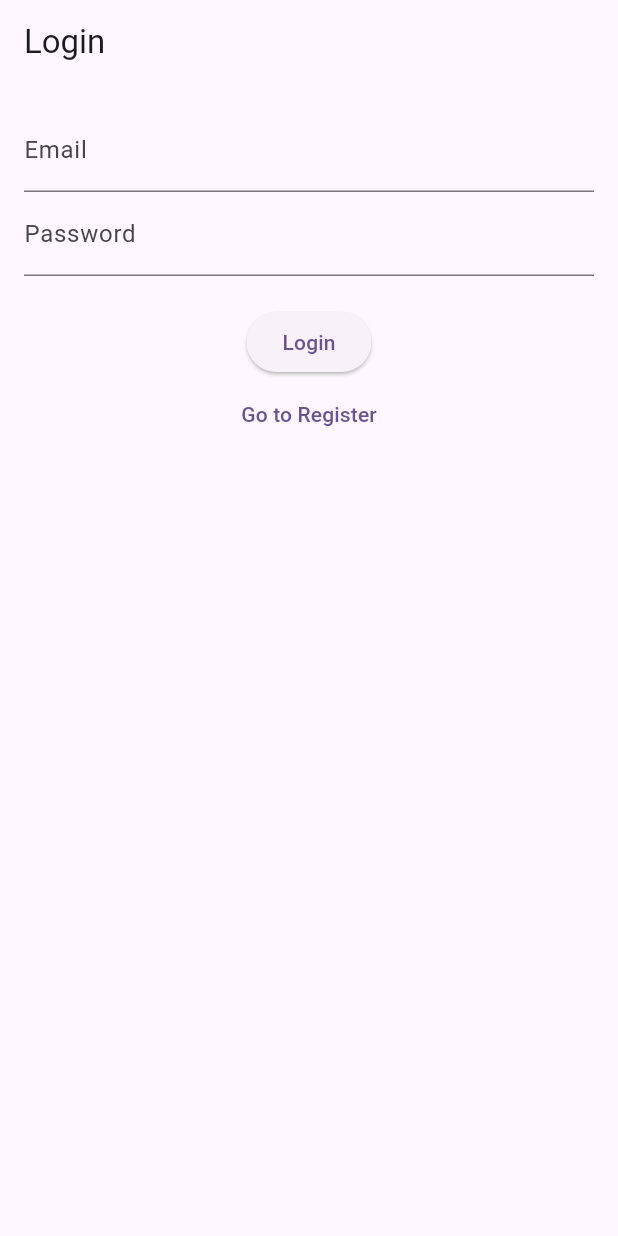
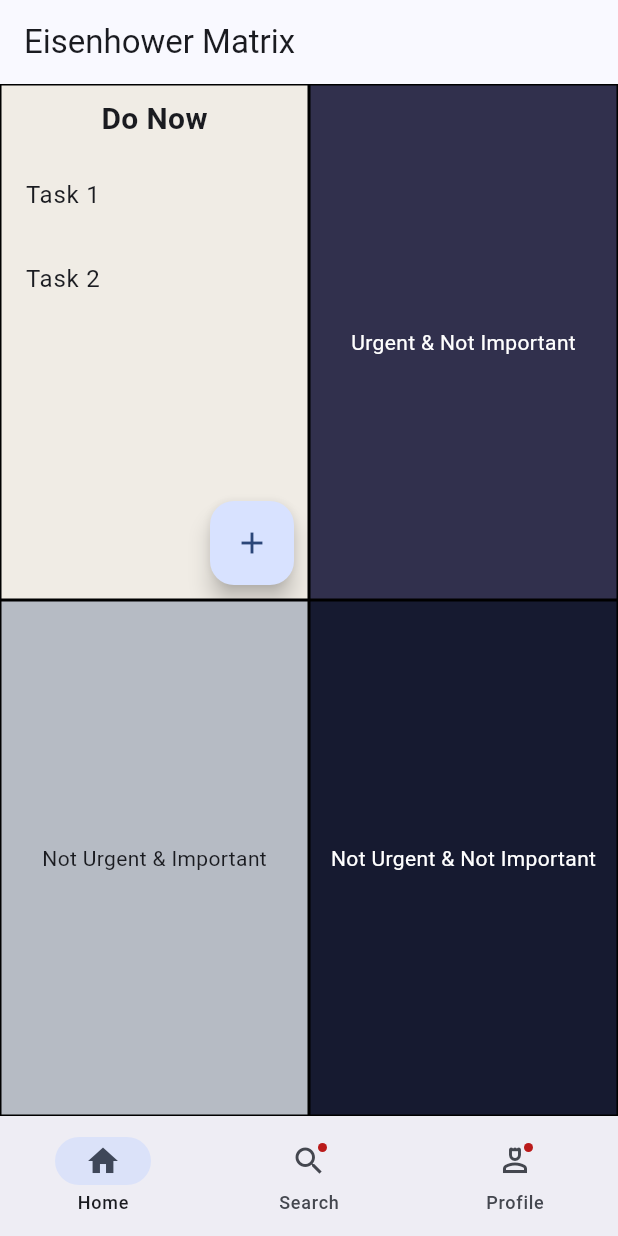
Before and after one commit to bintangyosua/EMMA, a Flutter app: the screen it shows after launch, on a phone screen of 412 x 824 dp. Run offline on Flutter 3.47's test engine with Material 3 defaults, Android fonts, the phone set to English and light mode, and no system bars; our stand-ins replace firebase_auth, firebase_core, flutter_dotenv; accounts and stored records are empty.

Commit message:
matrix already prepared

```diff
--- /dev/null
+++ b/lib/eisenhower-matrix/eisenhower-matrix.page.dart
@@ -0,0 +1,156 @@
+import 'package:emma/eisenhower-matrix/task-item.dart';
+import 'package:flutter/material.dart';
+
+class EisenhowerMatrixPage extends StatefulWidget {
+  @override
+  _EisenhowerMatrixPageState createState() => _EisenhowerMatrixPageState();
+}
+
+class _EisenhowerMatrixPageState extends State<EisenhowerMatrixPage> {
+  List<TaskItem> _tasks = [
+    TaskItem(
+      title: 'Task 1',
+      isChecked: false,
+    ),
+    TaskItem(
+      title: 'Task 2',
+      isChecked: false,
+    ),
+  ];
+
+  @override
+  Widget build(BuildContext context) {
+    return Scaffold(
+      appBar: AppBar(
+        title: const Text('Eisenhower Matrix'),
+      ),
+      body: Row(
+        children: [
+          Expanded(
+            child: Column(
+              children: [
+                Expanded(
+                  child: Stack(
+                    children: [
+                      Container(
+                        decoration: BoxDecoration(
+                          border: Border.all(),
+                          color: const Color(0xffF0ECE5),
+                        ),
+                        child: Column(
+                          children: [
+                            const Padding(
+                              padding: EdgeInsets.all(8.0),
+                              child: Text(
+                                'Do Now',
+                                style: TextStyle(
+                                  fontSize: 20,
+                                  fontWeight: FontWeight.bold,
+                                ),
+                              ),
+                            ),
+                            Expanded(
+                              child: ListView.builder(
+                                itemCount: _tasks.length,
+                                itemBuilder: (context, index) {
+                                  return _tasks[index];
+                                },
+                              ),
+                            ),
+                          ],
+                        ),
+                      ),
+                      Positioned(
+                        bottom: 10,
+                        right: 10,
+                        child: FloatingActionButton(
+                          onPressed: () {
+                            showModalBottomSheet(
+                              context: context,
+                              builder: (BuildContext context) {
+                                return Container(
+                                  padding: const EdgeInsets.all(16.0),
+                                  child: Column(
+                                    mainAxisSize: MainAxisSize.min,
+                                    children: [
+                                      TextField(
+                                        decoration: InputDecoration(
+                                          labelText: 'Task Name',
+                                        ),
+                                        onSubmitted: (value) {
+                                          setState(() {
+                                            _tasks.add(TaskItem(
+                                              title: value,
+                                              isChecked: false,
+                                            ));
+                                          });
+                                          Navigator.pop(context);
+                                        },
+                                      ),
+                                    ],
+                                  ),
+                                );
+                              },
+                            );
+                          },
+                          child: const Icon(Icons.add),
+                        ),
+                      ),
+                    ],
+                  ),
+                ),
+                Expanded(
+                  child: Container(
+                    decoration: BoxDecoration(
+                      border: Border.all(),
+                      color: const Color(0xffB6BBC4),
+                    ),
+                    child: const Center(child: Text('Not Urgent & Important')),
+                  ),
+                ),
+              ],
+            ),
+          ),
+          Expanded(
+            child: Column(
+              children: [
+                Expanded(
+                  child: Container(
+                    decoration: BoxDecoration(
+                      border: Border.all(),
+                      color: const Color(0xff31304D),
+                    ),
+                    child: const Center(
+                      child: Text(
+                        'Urgent & Not Important',
+                        style: TextStyle(
+                          color: Colors.white,
+                        ),
+                      ),
+                    ),
+                  ),
+                ),
+                Expanded(
+                  child: Container(
+                    decoration: BoxDecoration(
+                      border: Border.all(),
+                      color: const Color(0xff161A30),
+                    ),
+                    child: const Center(
+                      child: Text(
+                        'Not Urgent & Not Important',
+                        style: TextStyle(
+                          color: Colors.white,
+                        ),
+                      ),
+                    ),
+                  ),
+                ),
+              ],
+            ),
+          ),
+        ],
+      ),
+    );
+  }
+}
--- /dev/null
+++ b/lib/eisenhower-matrix/task-item.dart
@@ -0,0 +1,43 @@
+import 'package:flutter/material.dart';
+
+class TaskItem extends StatefulWidget {
+  final String title;
+  final bool isChecked;
+
+  const TaskItem({
+    Key? key,
+    required this.title,
+    required this.isChecked,
+  }) : super(key: key);
+
+  @override
+  _TaskItemState createState() => _TaskItemState();
+}
+
+class _TaskItemState extends State<TaskItem> {
+  bool _isChecked = false;
+
+  @override
+  void initState() {
+    super.initState();
+    _isChecked = widget.isChecked;
+  }
+
+  @override
+  Widget build(BuildContext context) {
+    return ListTile(
+      title: Text(
+        widget.title,
+        style: TextStyle(
+          decoration: _isChecked ? TextDecoration.lineThrough : null,
+        ),
+      ),
+      onTap: () {
+        setState(() {
+          _isChecked = !_isChecked;
+        });
+      },
+      tileColor: const Color(0xffE9F4F6),
+    );
+  }
+}
--- a/lib/main.dart
+++ b/lib/main.dart
@@ -1,3 +1,5 @@
+import 'package:emma/eisenhower-matrix/eisenhower-matrix.page.dart';
+import 'package:emma/navigation-bar/navigation-bar.dart';
 import 'package:flutter/material.dart';
 import 'package:firebase_core/firebase_core.dart';
 import 'package:flutter/foundation.dart';
@@ -69,10 +71,10 @@ class MyApp extends StatelessWidget {
     return MaterialApp(
       title: 'EMMA',
       theme: ThemeData(
-        colorScheme: ColorScheme.fromSeed(seedColor: Colors.deepPurple),
+        colorScheme: ColorScheme.fromSeed(seedColor: Colors.blueAccent),
         useMaterial3: true,
       ),
-      home: LoginScreen(),
+      home: const NavigationExample(),
     );
   }
 }
--- /dev/null
+++ b/lib/navigation-bar/navigation-bar.dart
@@ -0,0 +1,118 @@
+import 'package:emma/eisenhower-matrix/eisenhower-matrix.page.dart';
+import 'package:flutter/material.dart';
+
+class NavigationExample extends StatefulWidget {
+  const NavigationExample({super.key});
+
+  @override
+  State<NavigationExample> createState() => _NavigationExampleState();
+}
+
+class _NavigationExampleState extends State<NavigationExample> {
+  int currentPageIndex = 0;
+
+  @override
+  Widget build(BuildContext context) {
+    final ThemeData theme = Theme.of(context);
+    return Scaffold(
+      bottomNavigationBar: NavigationBar(
+        onDestinationSelected: (int index) {
+          setState(() {
+            currentPageIndex = index;
+          });
+        },
+        // indicatorColor: const Color.fromARGB(255, 155, 162, 203),
+        selectedIndex: currentPageIndex,
+        destinations: const <Widget>[
+          NavigationDestination(
+            selectedIcon: Icon(Icons.home),
+            icon: Icon(Icons.home_outlined),
+            label: 'Home',
+          ),
+          NavigationDestination(
+            icon: Badge(child: Icon(Icons.search_outlined)),
+            selectedIcon: Icon(Icons.search),
+            label: 'Search',
+          ),
+          NavigationDestination(
+            icon: Badge(
+              // label: Text('2'),
+              child: Icon(Icons.person_4_outlined),
+            ),
+            selectedIcon: Icon(Icons.person_4),
+            label: 'Profile',
+          ),
+        ],
+      ),
+      body: <Widget>[
+        /// Home page
+        EisenhowerMatrixPage(),
+
+        /// Notifications page
+        const Padding(
+          padding: EdgeInsets.all(8.0),
+          child: Column(
+            children: <Widget>[
+              Card(
+                child: ListTile(
+                  leading: Icon(Icons.notifications_sharp),
+                  title: Text('Notification 1'),
+                  subtitle: Text('This is a notification'),
+                ),
+              ),
+              Card(
+                child: ListTile(
+                  leading: Icon(Icons.notifications_sharp),
+                  title: Text('Notification 2'),
+                  subtitle: Text('This is a notification'),
+                ),
+              ),
+            ],
+          ),
+        ),
+
+        /// Messages page
+        ListView.builder(
+          reverse: true,
+          itemCount: 2,
+          itemBuilder: (BuildContext context, int index) {
+            if (index == 0) {
+              return Align(
+                alignment: Alignment.centerRight,
+                child: Container(
+                  margin: const EdgeInsets.all(8.0),
+                  padding: const EdgeInsets.all(8.0),
+                  decoration: BoxDecoration(
+                    color: theme.colorScheme.primary,
+                    borderRadius: BorderRadius.circular(8.0),
+                  ),
+                  child: Text(
+                    'Hello',
+                    style: theme.textTheme.bodyLarge!
+                        .copyWith(color: theme.colorScheme.onPrimary),
+                  ),
+                ),
+              );
+            }
+            return Align(
+              alignment: Alignment.centerLeft,
+              child: Container(
+                margin: const EdgeInsets.all(8.0),
+                padding: const EdgeInsets.all(8.0),
+                decoration: BoxDecoration(
+                  color: theme.colorScheme.primary,
+                  borderRadius: BorderRadius.circular(8.0),
+                ),
+                child: Text(
+                  'Hi!',
+                  style: theme.textTheme.bodyLarge!
+                      .copyWith(color: theme.colorScheme.onPrimary),
+                ),
+              ),
+            );
+          },
+        ),
+      ][currentPageIndex],
+    );
+  }
+}
```
